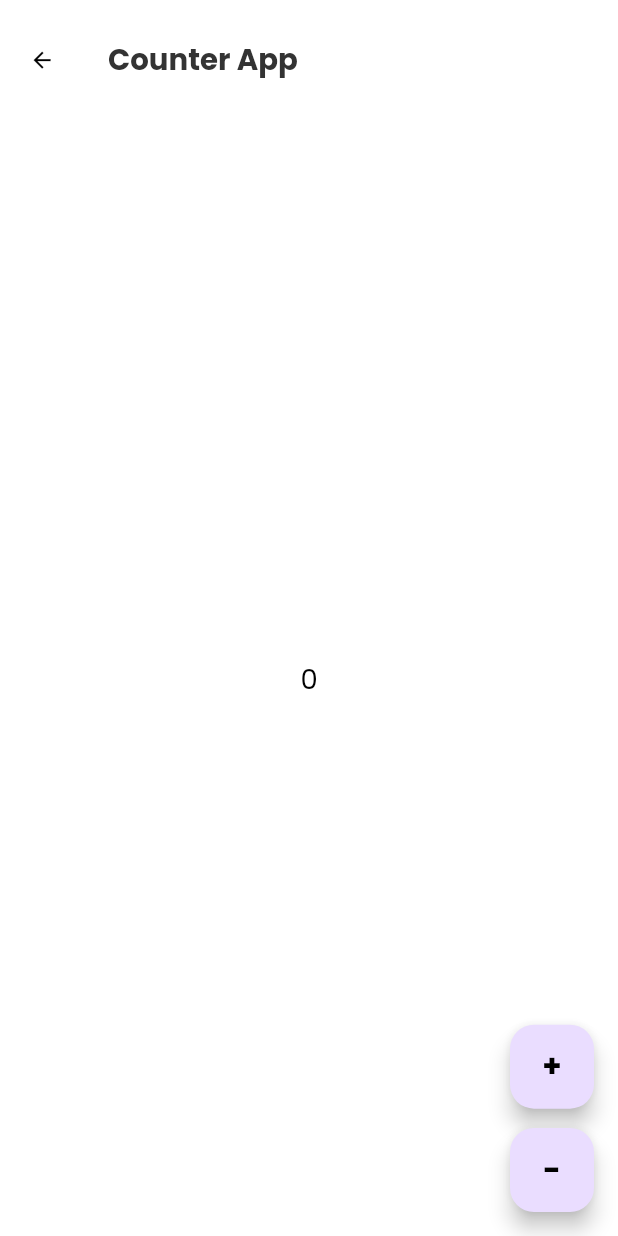
After one commit to septiadi70/tw-lecture-lesson-project, a Flutter app: the CounterAppPage screen opened by its route, on a phone screen of 412 x 824 dp. The commit adds this screen. Run offline on Flutter 3.47's test engine with Material 3 defaults, Android fonts, the phone set to English and light mode, and no system bars; our stand-ins replace auto_route, bloc, dio, flutter_screenutil, flutter_svg, fluttertoast and 7 more; generated files the repository leaves out were written again.

Commit message:
FEAT: Add counter app

```diff
--- a/lib/core/routes/app_router.dart
+++ b/lib/core/routes/app_router.dart
@@ -7,6 +7,7 @@ class AppRouter extends $AppRouter {
   List<AutoRoute> routes = [
     AutoRoute(page: MainRoute.page, initial: true),
     AutoRoute(page: DummyUIFirstRoute.page),
-    AutoRoute(page: DummyUISecondRoute.page)
+    AutoRoute(page: DummyUISecondRoute.page),
+    AutoRoute(page: CounterAppRoute.page)
   ];
 }
--- a/lib/domain/main_page/entities/home_menu_model.dart
+++ b/lib/domain/main_page/entities/home_menu_model.dart
@@ -15,7 +15,7 @@ class HomeMenuModel {
   static List<HomeMenuModel> getHomePageMenus() {
     return [
       const HomeMenuModel(title: 'Dummy UI', desc: 'Introducing basic flutter widget UI', routePath: DummyUIFirstRoute()),
-      const HomeMenuModel(title: 'Counter Example (State Management)', desc: 'Introducing of state management using flutter_bloc. Level: 1'),
+      const HomeMenuModel(title: 'Counter Example (State Management)', desc: 'Introducing of state management using flutter_bloc. Level: 1', routePath: CounterAppRoute()),
       const HomeMenuModel(title: 'Input Validation Example (State Management)', desc: 'Flutter state management using flutter_bloc to handle validation in text field. Level: 2'),
       const HomeMenuModel(title: 'Calculator Example (State Management)', desc: 'Flutter state management using flutter_bloc to calculate simple syntax. Level 3'),
       const HomeMenuModel(title: 'News App', desc: 'API calling using free source from NYTimes'),
--- /dev/null
+++ b/lib/presentation/pages/counter_app_page/counter_app_page.dart
@@ -0,0 +1,56 @@
+import 'package:auto_route/auto_route.dart';
+import 'package:flutter/material.dart';
+import 'package:trinity_lecture_app/presentation/widgets/atoms/text_theme_extension.dart';
+import 'package:trinity_lecture_app/presentation/widgets/organisms/ui_helper.dart';
+
+@RoutePage()
+class CounterAppPage extends StatefulWidget {
+  const CounterAppPage({super.key});
+
+  @override
+  State<CounterAppPage> createState() => _CounterAppPageState();
+}
+
+class _CounterAppPageState extends State<CounterAppPage> {
+  int _counter = 0;
+
+  @override
+  Widget build(BuildContext context) {
+    return Scaffold(
+      appBar: AppBar(
+        title: const Text('Counter App'),
+      ),
+      body: Center(
+        child: Text('$_counter'),
+      ),
+      floatingActionButton: Column(
+        mainAxisAlignment: MainAxisAlignment.end,
+        children: [
+          FloatingActionButton(
+            onPressed: () {
+              setState(() => _counter += 1);
+            },
+            heroTag: null,
+            child: Text(
+              '+',
+              style: context.textTheme.displayMedium,
+            ),
+          ),
+          UIHelper.verticalSpace(10,),
+          FloatingActionButton(
+            onPressed: () {
+              setState(() {
+                if (_counter > 0) _counter -= 1;
+              });
+            },
+            heroTag: null,
+            child: Text(
+              '-',
+              style: context.textTheme.displayMedium,
+            ),
+          ),
+        ],
+      ),
+    );
+  }
+}
```
Also changed, not shown: lib/core/routes/app_router.gr.dart.
